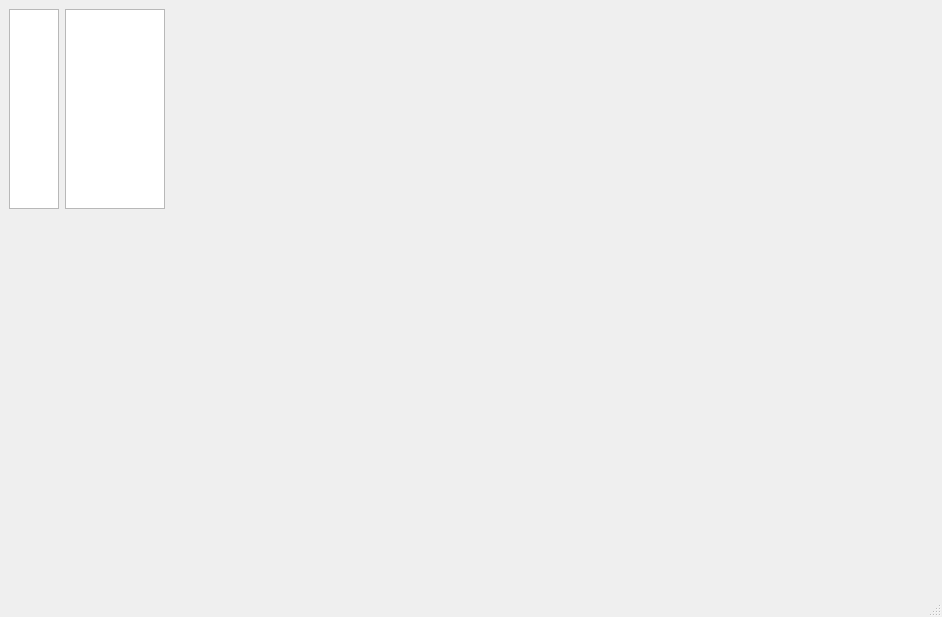
This is mainwindow.ui in LeoJW/ampsorter as Qt 5 draws it before an edit. The edited form follows.
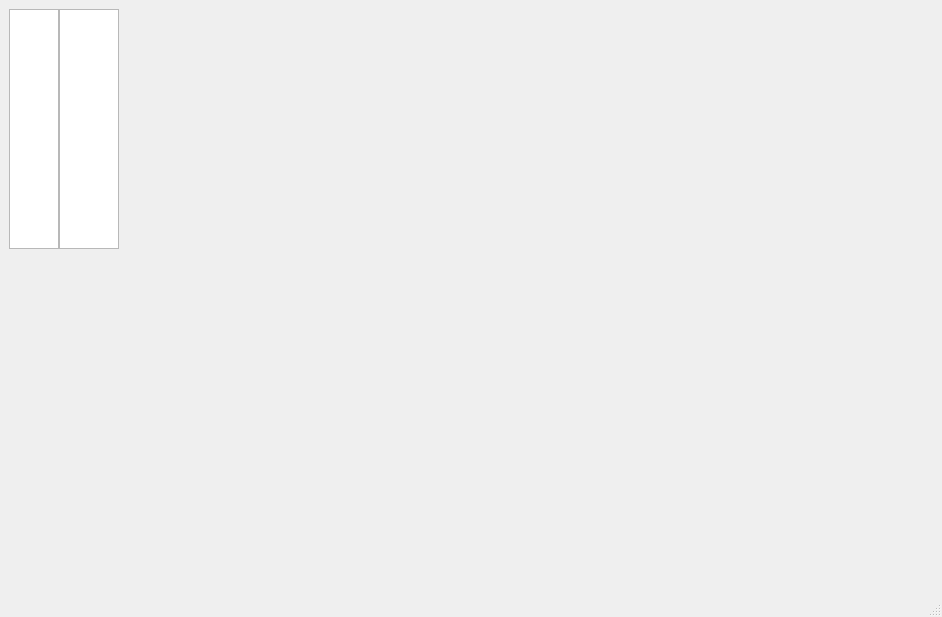
This is the edited form. Custom widgets are drawn as their Qt base class.

Commit message: fixed some scaling issues

```diff
--- a/mainwindow.ui
+++ b/mainwindow.ui
@@ -15,6 +15,9 @@
   </property>
   <widget class="QWidget" name="widget">
    <layout class="QGridLayout" name="gridLayout">
+    <property name="horizontalSpacing">
+     <number>0</number>
+    </property>
     <item row="0" column="2">
      <widget class="QTableView" name="muscleView">
       <property name="sizePolicy">
@@ -23,15 +26,21 @@
         <verstretch>0</verstretch>
        </sizepolicy>
       </property>
+      <property name="minimumSize">
+       <size>
+        <width>0</width>
+        <height>220</height>
+       </size>
+      </property>
       <property name="maximumSize">
        <size>
-        <width>100</width>
-        <height>200</height>
+        <width>60</width>
+        <height>240</height>
        </size>
       </property>
       <property name="font">
        <font>
-        <pointsize>10</pointsize>
+        <pointsize>11</pointsize>
        </font>
       </property>
       <property name="alternatingRowColors">
@@ -46,6 +55,12 @@
       <attribute name="verticalHeaderVisible">
        <bool>false</bool>
       </attribute>
+      <attribute name="verticalHeaderDefaultSectionSize">
+       <number>7</number>
+      </attribute>
+      <attribute name="verticalHeaderMinimumSectionSize">
+       <number>5</number>
+      </attribute>
      </widget>
     </item>
     <item row="0" column="3">
@@ -69,10 +84,16 @@
         <verstretch>0</verstretch>
        </sizepolicy>
       </property>
+      <property name="minimumSize">
+       <size>
+        <width>0</width>
+        <height>220</height>
+       </size>
+      </property>
       <property name="maximumSize">
        <size>
         <width>50</width>
-        <height>200</height>
+        <height>240</height>
        </size>
       </property>
       <property name="selectionMode">
```
The commit also changes 1 other file.
